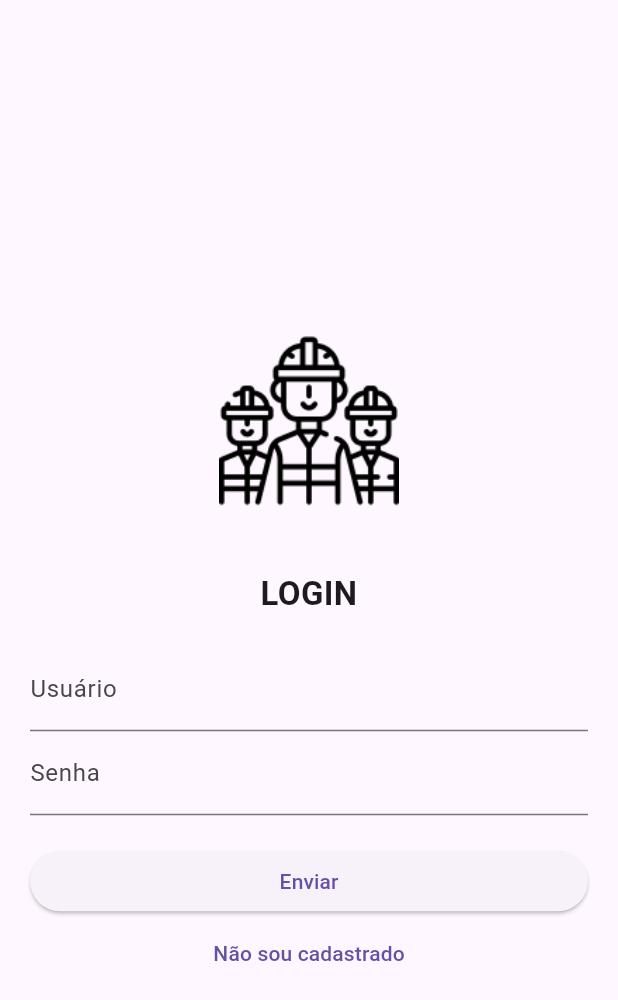
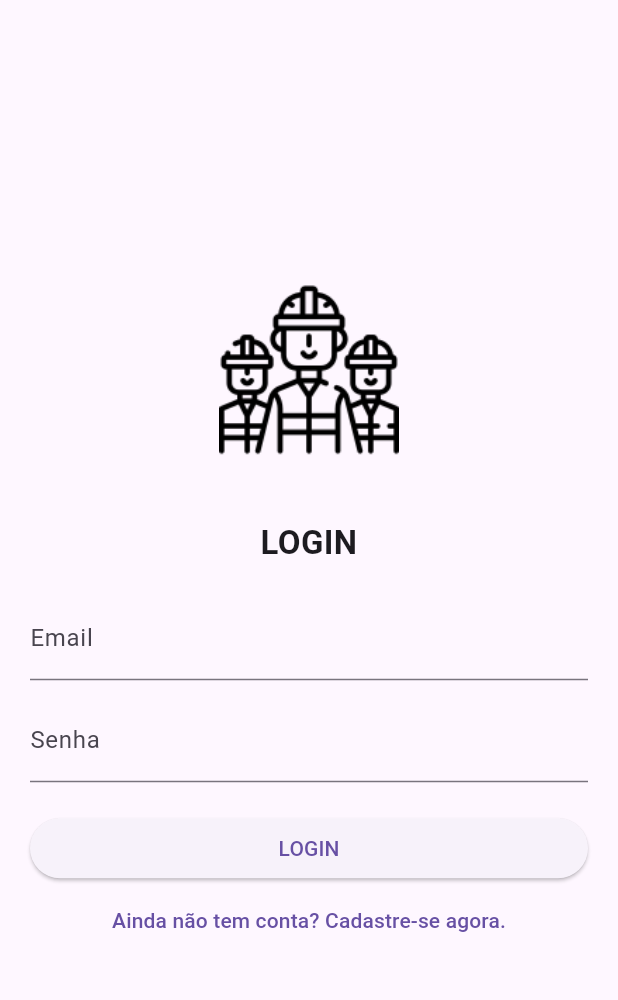
Before and after one commit to Amaralz/Ijob, a Flutter app: the screen it shows after launch, on a phone screen of 412 x 824 dp. Shown: the top 1000 px of the screen. Run offline on Flutter 3.47's test engine with Material 3 defaults, Android fonts, the light colour scheme and no system bars; our stand-ins replace firebase_auth, firebase_core, mask_text_input_formatter; accounts and stored records are empty.

Commit message:
adicionado logica de autenticação na tela de login
agora havendo utilização de firebase para autenticação no login, criando novos arquivos como "auth_services" e "auth_check"

```diff
--- a/ijob/lib/pages/login_component.dart
+++ b/ijob/lib/pages/login_component.dart
@@ -1,33 +1,54 @@
 import 'package:flutter/material.dart';
+import 'package:ijob/services/auth_services.dart';
+import 'package:provider/provider.dart';
 
+/*import 'package:ijob/pages/home_page.dart';
+import 'package:ijob/services/auth_services.dart';
+*/
 class LoginComponent extends StatefulWidget {
   @override
   _LoginComponentState createState() => _LoginComponentState();
 }
 
 class _LoginComponentState extends State<LoginComponent> {
-  final TextEditingController usuarioController = TextEditingController();
-  final TextEditingController senhaController = TextEditingController();
+  final _formkey = GlobalKey<FormState>();
+  final usuarioController = TextEditingController();
+  final senhaController = TextEditingController();
+  bool loading = false;
 
-  void _login() {
-    String usuario = usuarioController.text;
-    String senha = senhaController.text;
-
-    if (usuario == 'admin' && senha == '123') {
-      Navigator.pushNamed(context, '/homepage');
-    } else {
+  Future<void> login() async {
+    if (_formkey.currentState!.validate()) {
+      setState(() => loading = true);
+      try {
+        await context.read<AuthService>().login(
+          usuarioController.text.trim(),
+          senhaController.text,
+        );
+      } on AuthException catch (e) {
+        setState(() => loading = false);
         ScaffoldMessenger.of(
           context,
-      ).showSnackBar(SnackBar(content: Text('usuario ou senha invalidos!')));
+        ).showSnackBar(SnackBar(content: Text(e.message)));
       }
+    }
+  }
+
+  @override
+  void dispose() {
+    usuarioController.dispose();
+    senhaController.dispose();
+    super.dispose();
   }
 
   @override
   Widget build(BuildContext context) {
     return Scaffold(
-      appBar: AppBar(title: const Text(''), centerTitle: true), //iperson
-      body: Padding(
+      body: Center(
+        child: SingleChildScrollView(
+          child: Padding(
             padding: EdgeInsets.all(20),
+            child: Form(
+              key: _formkey,
               child: Column(
                 mainAxisAlignment: MainAxisAlignment.center,
                 crossAxisAlignment: CrossAxisAlignment.stretch,
@@ -46,32 +67,58 @@ class _LoginComponentState extends State<LoginComponent> {
                     style: TextStyle(fontSize: 22, fontWeight: FontWeight.bold),
                   ),
                   SizedBox(height: 20),
-
-            TextField(
+                  //LOGIN
+                  TextFormField(
                     controller: usuarioController,
-              decoration: const InputDecoration(labelText: 'Usuário'),
+                    decoration: const InputDecoration(labelText: 'Email'),
+                    keyboardType: TextInputType.emailAddress,
+                    validator: (value) {
+                      if (value == null || value.trim().isEmpty) {
+                        return 'Informe o email corretamente!';
+                      }
+                      return null;
+                    },
                   ),
-            TextField(
+                  const SizedBox(height: 12),
+                  //SENHA
+                  TextFormField(
                     controller: senhaController,
                     decoration: const InputDecoration(labelText: 'Senha'),
                     obscureText: true,
+                    validator: (value) {
+                      if (value == null || value.isEmpty) {
+                        return 'informe sua senha!';
+                      } else if (value.length < 6) {
+                        return 'sua senha deve ter no mínimo 6 caracteres';
+                      }
+                      return null;
+                    },
                   ),
                   SizedBox(height: 20),
-
+                  //BOTÃO ENVIAR
                   ElevatedButton(
-              onPressed: () {
-                _login();
-              },
-              child: Text('Enviar'),
+                    onPressed: loading ? null : login,
+                    child: loading
+                        ? const SizedBox(
+                            width: 24,
+                            height: 24,
+                            child: CircularProgressIndicator(
+                              color: Colors.white,
                             ),
-
+                          )
+                        : const Text('LOGIN'),
+                  ),
+                  //BOTÃO CADASTRAR
                   TextButton(
                     onPressed: () {
                       Navigator.pushNamed(context, '/cadastro');
                     },
-              child: Text('Não sou cadastrado'),
+                    child: Text('Ainda não tem conta? Cadastre-se agora.'),
                   ),
                 ],
+              ),
+            ),
+          ),
         ),
       ),
     );
--- /dev/null
+++ b/ijob/lib/services/auth_services.dart
@@ -0,0 +1,47 @@
+import 'package:firebase_auth/firebase_auth.dart';
+import 'package:flutter/material.dart';
+
+class AuthException implements Exception {
+  final String message;
+  AuthException(this.message);
+}
+
+class AuthService extends ChangeNotifier {
+  FirebaseAuth _auth = FirebaseAuth.instance;
+  User? usuario;
+  bool isLoading = true;
+
+  AuthService() {
+    _authCheck();
+  }
+
+  _authCheck() {
+    _auth.authStateChanges().listen((User? user) {
+      usuario = (user == null) ? null : user;
+      isLoading = false;
+      notifyListeners();
+    });
+  }
+
+  Future<void> login(String email, String password) async {
+    try {
+      await _auth.signInWithEmailAndPassword(email: email, password: password);
+    } on FirebaseAuthException catch (e) {
+      String message;
+      switch (e.code) {
+        case 'user-not-found':
+          message = 'Usuário não encontrado.';
+          break;
+        case 'wrong-password':
+          message = 'Senha incorreta.';
+          break;
+        case 'invalid-email':
+          message = 'email inválido.';
+          break;
+        default:
+          message = 'Erro ao fazer login: ${e.message}';
+      }
+      throw AuthException(message);
+    }
+  }
+}
--- /dev/null
+++ b/ijob/lib/widgets/auth_check.dart
@@ -0,0 +1,30 @@
+import 'package:flutter/material.dart';
+import 'package:ijob/pages/home_page.dart';
+import 'package:ijob/services/auth_services.dart';
+import 'package:provider/provider.dart';
+import 'package:ijob/pages/login_component.dart';
+
+class AuthCheck extends StatefulWidget {
+  const AuthCheck({super.key});
+
+  @override
+  State<AuthCheck> createState() => _AuthCheckState();
+}
+
+class _AuthCheckState extends State<AuthCheck> {
+  @override
+  Widget build(BuildContext context) {
+    AuthService auth = Provider.of<AuthService>(context);
+    if (auth.isLoading) {
+      return loading();
+    } else if (auth.usuario == null) {
+      return LoginComponent();
+    } else {
+      return HomePage();
+    }
+  }
+
+  loading() {
+    return Scaffold(body: Center(child: CircularProgressIndicator()));
+  }
+}
--- a/ijob/pubspec.yaml
+++ b/ijob/pubspec.yaml
@@ -30,11 +30,14 @@ environment:
 dependencies:
   flutter:
     sdk: flutter
+  firebase_core: ^4.2.0
+  firebase_auth: ^6.1.1
 
   # The following adds the Cupertino Icons font to your application.
   # Use with the CupertinoIcons class for iOS style icons.
   cupertino_icons: ^1.0.8
   mask_text_input_formatter: ^2.9.0
+  provider: ^6.1.5+1
 
 dev_dependencies:
   flutter_test:
```
Also changed, not shown: ijob/lib/components/side_bar.dart (+5 -5 lines), ijob/lib/main.dart (+16 -5 lines), ijob/pubspec.lock, 6 other files. Lines whose indentation alone changed are shown as unchanged.
